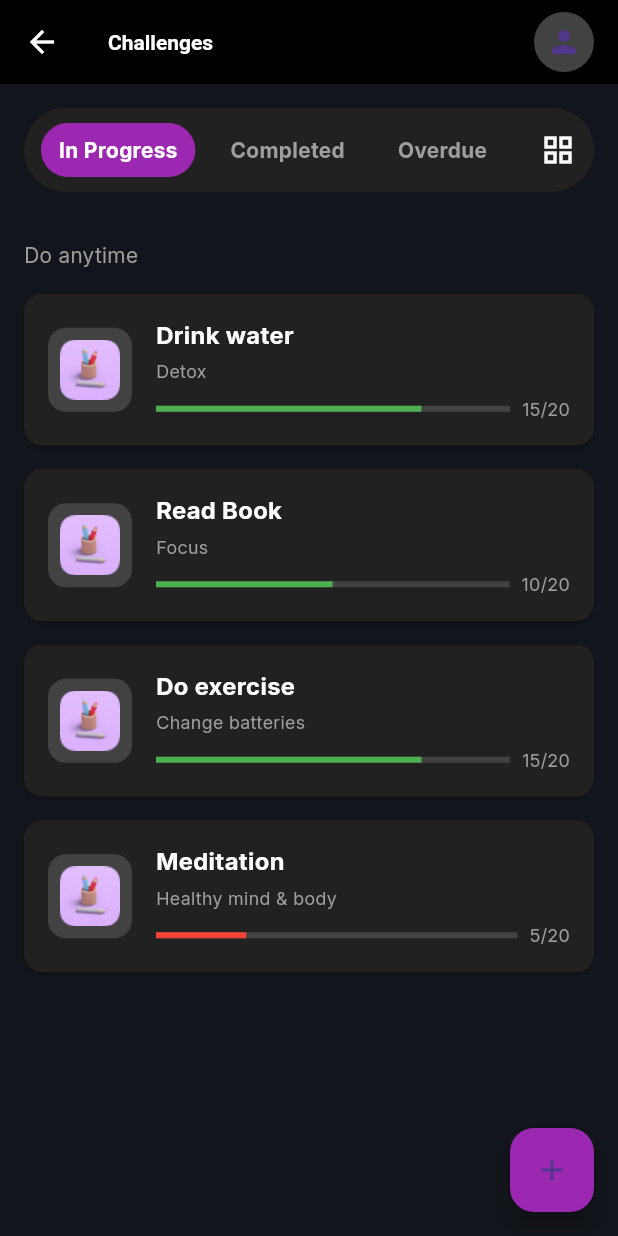
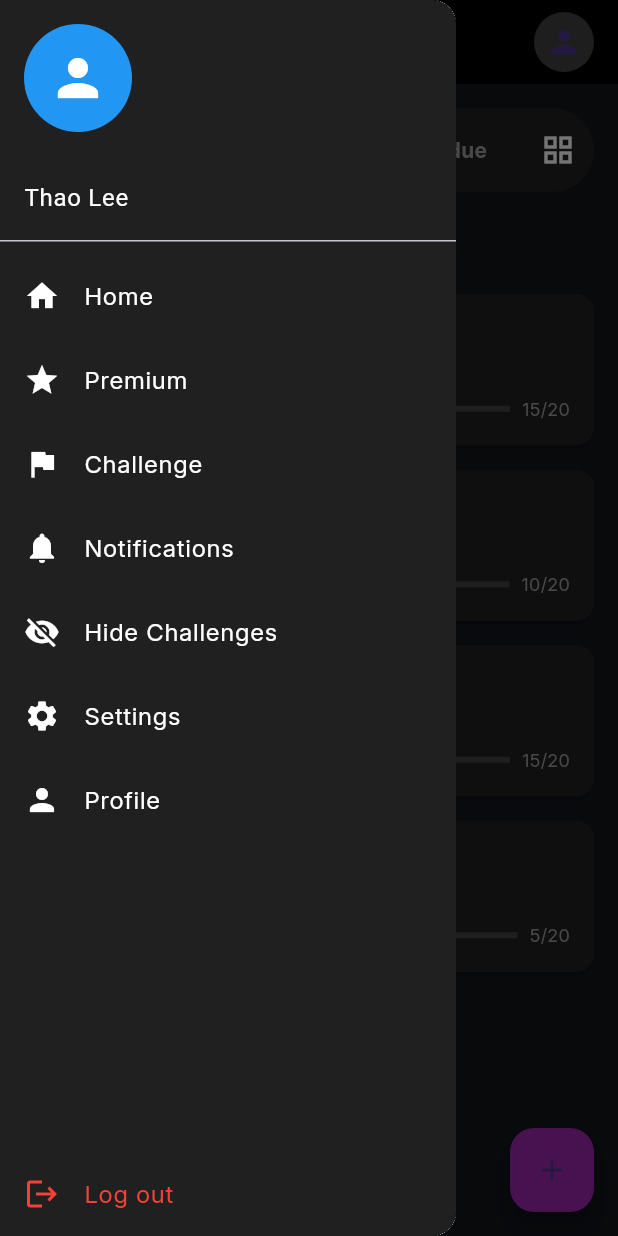
Before and after one commit to mk-muzzammil/chellenge_habit_App_Flutter, a Flutter app: the ChallengesPage screen opened by its route, with the side drawer open (before the commit the screen has no drawer), on a phone screen of 412 x 824 dp. Run offline on Flutter 3.47's test engine with Material 3 defaults, Android fonts, the phone set to English and light mode, and no system bars; our stand-ins replace dotted_border, firebase_auth, firebase_core, flutter_svg; accounts and stored records are empty.

Commit message:
Adding side bar on Challenges Pages

```diff
--- a/lib/pages/ChallengesPage.dart
+++ b/lib/pages/ChallengesPage.dart
@@ -1,3 +1,5 @@
+import 'package:chellenge_habit_app/pages/sideBar.dart';
+import 'package:chellenge_habit_app/theme/colors.dart';
 import 'package:flutter/material.dart';
 import 'AddNewChallenges.dart';
 
@@ -30,7 +32,17 @@ class _ChallengesPageState extends State<ChallengesPage> {
           ),
           const SizedBox(width: 16),
         ],
+           leading: Builder(
+          builder: (context) => IconButton(
+            icon: const Icon(Icons.menu, color: AppColors.textPrimary),
+            onPressed: () {
+              Scaffold.of(context).openDrawer();
+            },
+          ),
+        ),
       ),
+            drawer: CustomSidebar(userName: "Thao Lee"),
+
       body: Column(
         children: [
           // Custom Tab Bar
--- a/lib/pages/sideBar.dart
+++ b/lib/pages/sideBar.dart
@@ -40,7 +40,7 @@ class CustomSidebar extends StatelessWidget {
               leading: Icon(Icons.flag, color: Colors.white),
               title: Text("Challenge", style: TextStyle(color: Colors.white)),
               onTap: () {
-                Navigator.pushNamed(context, '/premiumPackages');
+                Navigator.pushNamed(context, '/chellenges');
               },
             ),
             ListTile(
@@ -54,7 +54,7 @@ class CustomSidebar extends StatelessWidget {
               leading: Icon(Icons.visibility_off, color: Colors.white),
               title: Text("Hide Challenges", style: TextStyle(color: Colors.white)),
               onTap: () {
-                Navigator.pushNamed(context, '/notifications');
+                Navigator.pushNamed(context, '/hiddenChellenges');
               },
             ),
             ListTile(
```
Also changed, not shown: lib/pages/AddNewChallenges.dart (+13 -0 lines), lib/pages/HiddenChallengesPage.dart (+11 -0 lines), lib/pages/NotificationPage.dart (+1 -12 lines), pubspec.lock.
